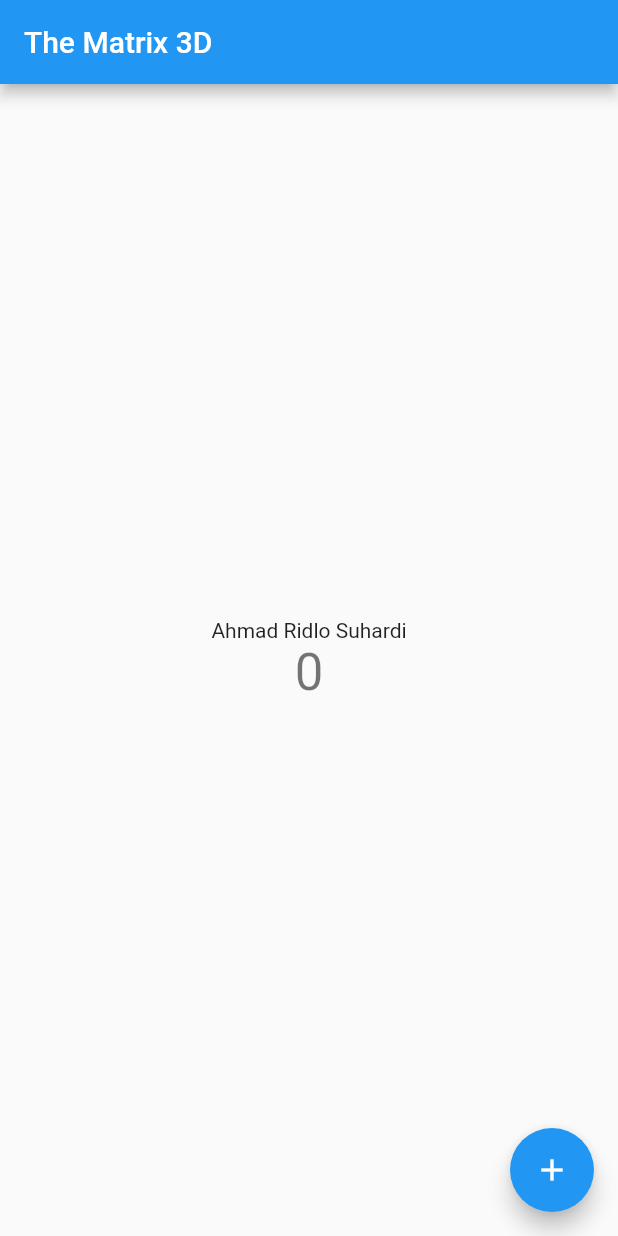
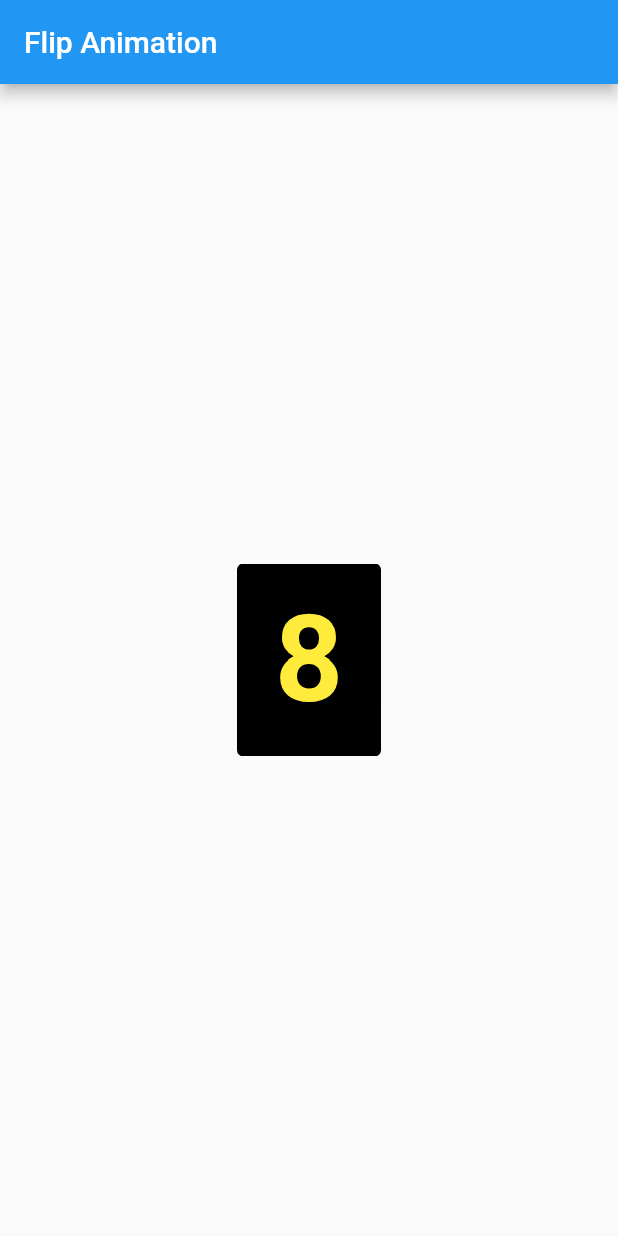
Before and after one commit to RidloSuhardi-1/flutter_transform, a Flutter app: the screen it shows after launch, on a phone screen of 412 x 824 dp. Run offline on Flutter 3.47's test engine with Material 2 defaults, Android fonts, the phone set to English and light mode, and no system bars.

Commit message:
tugas flip widget

```diff
--- a/lib/main.dart
+++ b/lib/main.dart
@@ -18,8 +18,8 @@ class MyApp extends StatelessWidget {
       theme: ThemeData(
         primarySwatch: Colors.blue,
       ),
-      home: const PerspectiveWidget(),
-      // home: FlipWidget(title: 'Flip Animation'),
+      home: FlipWidget(title: 'Flip Animation'),
+      // home: const PerspectiveWidget(),
     );
   }
 }
--- /dev/null
+++ b/lib/tugas/flip_widget.dart
@@ -0,0 +1,418 @@
+import 'dart:async';
+import 'dart:math' as math;
+
+import 'package:flutter/material.dart';
+
+class FlipWidget extends StatelessWidget {
+  FlipWidget({super.key, required this.title});
+
+  final digits = [
+    0,
+    1,
+    2,
+    3,
+    4,
+    5,
+    6,
+    7,
+    8,
+    9,
+  ];
+  final String title;
+
+  @override
+  Widget build(BuildContext context) {
+    return Scaffold(
+      appBar: AppBar(
+        title: Text(title),
+      ),
+      body: Center(
+        child: FlipPanel.builder(
+          itemBuilder: (context, index) => Container(
+            alignment: Alignment.center,
+            width: 96.0,
+            height: 128.0,
+            decoration: const BoxDecoration(
+              color: Colors.black,
+              borderRadius: BorderRadius.all(
+                Radius.circular(4.0),
+              ),
+            ),
+            child: Text('${digits[index]}',
+                style: const TextStyle(
+                  fontWeight: FontWeight.bold,
+                  fontSize: 80.0,
+                  color: Colors.yellow,
+                )),
+          ),
+          itemsCount: digits.length,
+          period: const Duration(milliseconds: 1000),
+          loop: -1,
+        ),
+      ),
+    );
+  }
+}
+
+/// Signature for a function that creates a widget for a given index, e.g., in a
+/// list.
+typedef Widget IndexedItemBuilder(BuildContext, int);
+
+/// Signature for a function that creates a widget for a value emitted from a [Stream]
+typedef Widget StreamItemBuilder<T>(BuildContext, T);
+
+/// A widget for flip panel with built-in animation
+/// Content of the panel is built from [IndexedItemBuilder] or [StreamItemBuilder]
+///
+/// Note: the content size should be equal
+
+enum FlipDirection { up, down }
+
+class FlipPanel<T> extends StatefulWidget {
+  final IndexedItemBuilder? indexedItemBuilder;
+  final StreamItemBuilder<T>? streamItemBuilder;
+  final Stream<T>? itemStream;
+  final int? itemsCount;
+  final Duration? period;
+  final Duration? duration;
+  final int? loop;
+  final int? startIndex;
+  final T? initValue;
+  final double? spacing;
+  final FlipDirection? direction;
+
+  FlipPanel({
+    Key? key,
+    this.indexedItemBuilder,
+    this.streamItemBuilder,
+    this.itemStream,
+    this.itemsCount,
+    this.period,
+    this.duration,
+    this.loop,
+    this.startIndex,
+    this.initValue,
+    this.spacing,
+    this.direction,
+  }) : super(key: key);
+
+  /// Create a flip panel from iterable source
+  /// [itemBuilder] is called periodically in each time of [period]
+  /// The animation is looped in [loop] times before finished.
+  /// Setting [loop] to -1 makes flip animation run forever.
+  /// The [period] should be two times greater than [duration] of flip animation,
+  /// if not the animation becomes jerky/stuttery.
+  FlipPanel.builder({
+    Key? key,
+    @required IndexedItemBuilder? itemBuilder,
+    @required this.itemsCount,
+    @required this.period,
+    this.duration = const Duration(milliseconds: 500),
+    this.loop = 1,
+    this.startIndex = 0,
+    this.spacing = 0.5,
+    this.direction = FlipDirection.up,
+  })  : assert(itemBuilder != null),
+        assert(itemsCount != null),
+        assert(startIndex! < itemsCount!),
+        assert(period == null ||
+            period.inMilliseconds >= 2 * duration!.inMilliseconds),
+        indexedItemBuilder = itemBuilder,
+        streamItemBuilder = null,
+        itemStream = null,
+        initValue = null,
+        super(key: key);
+
+  /// Create a flip panel from stream source
+  /// [itemBuilder] is called whenever a new value is emitted from [itemStream]
+  FlipPanel.stream({
+    Key? key,
+    @required this.itemStream,
+    @required StreamItemBuilder<T>? itemBuilder,
+    this.initValue,
+    this.duration = const Duration(milliseconds: 500),
+    this.spacing = 0.5,
+    this.direction = FlipDirection.up,
+  })  : assert(itemStream != null),
+        indexedItemBuilder = null,
+        streamItemBuilder = itemBuilder,
+        itemsCount = 0,
+        period = null,
+        loop = 0,
+        startIndex = 0,
+        super(key: key);
+
+  @override
+  _FlipPanelState<T> createState() => _FlipPanelState<T>();
+}
+
+class _FlipPanelState<T> extends State<FlipPanel>
+    with TickerProviderStateMixin {
+  AnimationController? _controller;
+  Animation? _animation;
+  int? _currentIndex;
+  bool? _isReversePhase;
+  bool? _isStreamMode;
+  bool? _running;
+  final _perspective = 0.003;
+  final _zeroAngle =
+      0.0001; // There's something wrong in the perspective transform, I use a very small value instead of zero to temporarily get it around.
+  int? _loop;
+  T? _currentValue, _nextValue;
+  Timer? _timer;
+  StreamSubscription<T>? _subscription;
+
+  Widget? _child1, _child2;
+  Widget? _upperChild1, _upperChild2;
+  Widget? _lowerChild1, _lowerChild2;
+
+  @override
+  void initState() {
+    super.initState();
+    _currentIndex = widget.startIndex;
+    _isStreamMode = widget.itemStream != null;
+    _isReversePhase = false;
+    _running = false;
+    _loop = 0;
+
+    _controller =
+        new AnimationController(duration: widget.duration, vsync: this)
+          ..addStatusListener((status) {
+            if (status == AnimationStatus.completed) {
+              _isReversePhase = true;
+              _controller?.reverse();
+            }
+            if (status == AnimationStatus.dismissed) {
+              _currentValue = _nextValue;
+              _running = false;
+            }
+          })
+          ..addListener(() {
+            setState(() {
+              _running = true;
+            });
+          });
+    _animation =
+        Tween(begin: _zeroAngle, end: math.pi / 2).animate(_controller!);
+
+    if (widget.period != null) {
+      _timer = Timer.periodic(widget.period!, (_) {
+        if (widget.loop! < 0 || _loop! < widget.loop!) {
+          if (_currentIndex! + 1 == widget.itemsCount! - 2) {
+            _loop! + 1;
+          }
+          _currentIndex = (_currentIndex! + 1) % widget.itemsCount!;
+          _child1 = null;
+          _isReversePhase = false;
+          _controller!.forward();
+        } else {
+          _timer!.cancel();
+          _currentIndex = (_currentIndex! + 1) % widget.itemsCount!;
+          setState(() {
+            _running = false;
+          });
+        }
+      });
+    }
+
+    if (_isStreamMode!) {
+      _currentValue = widget.initValue;
+      _subscription = widget.itemStream!.distinct().listen((value) {
+        if (_currentValue == null) {
+          _currentValue = value;
+        } else if (value != _currentValue) {
+          _nextValue = value;
+          _child1 = null;
+          _isReversePhase = false;
+          _controller!.forward();
+        }
+      }) as StreamSubscription<T>?;
+    } else if (widget.loop! < 0 || _loop! < widget.loop!) {
+      _controller!.forward();
+    }
+  }
+
+  @override
+  void dispose() {
+    _controller!.dispose();
+    if (_subscription != null) _subscription!.cancel();
+    if (_timer != null) _timer!.cancel();
+    super.dispose();
+  }
+
+  @override
+  Widget build(BuildContext context) {
+    _buildChildWidgetsIfNeed(context);
+
+    return _buildPanel();
+  }
+
+  void _buildChildWidgetsIfNeed(BuildContext context) {
+    Widget makeUpperClip(Widget widget) {
+      return ClipRect(
+        child: Align(
+          alignment: Alignment.topCenter,
+          heightFactor: 0.5,
+          child: widget,
+        ),
+      );
+    }
+
+    Widget makeLowerClip(Widget widget) {
+      return ClipRect(
+        child: Align(
+          alignment: Alignment.bottomCenter,
+          heightFactor: 0.5,
+          child: widget,
+        ),
+      );
+    }
+
+    if (_running!) {
+      if (_child1 == null) {
+        _child1 = _child2 != null
+            ? _child2
+            : _isStreamMode!
+                ? widget.streamItemBuilder!(context, _currentValue)
+                : widget.indexedItemBuilder!(
+                    context, _currentIndex! % widget.itemsCount!);
+        _child2 = null;
+        _upperChild1 =
+            _upperChild2 != null ? _upperChild2 : makeUpperClip(_child1!);
+        _lowerChild1 =
+            _lowerChild2 != null ? _lowerChild2 : makeLowerClip(_child1!);
+      }
+      if (_child2 == null) {
+        _child2 = _isStreamMode!
+            ? widget.streamItemBuilder!(context, _nextValue)
+            : widget.indexedItemBuilder!(
+                context, (_currentIndex! + 1) % widget.itemsCount!);
+        _upperChild2 = makeUpperClip(_child2!);
+        _lowerChild2 = makeLowerClip(_child2!);
+      }
+    } else {
+      _child1 = _child2 != null
+          ? _child2
+          : _isStreamMode!
+              ? widget.streamItemBuilder!(context, _currentValue)
+              : widget.indexedItemBuilder!(
+                  context, _currentIndex! % widget.itemsCount!);
+      _upperChild1 =
+          _upperChild2 != null ? _upperChild2 : makeUpperClip(_child1!);
+      _lowerChild1 =
+          _lowerChild2 != null ? _lowerChild2 : makeLowerClip(_child1!);
+    }
+  }
+
+  Widget _buildUpperFlipPanel() => widget.direction == FlipDirection.up
+      ? Stack(
+          children: [
+            Transform(
+                alignment: Alignment.bottomCenter,
+                transform: Matrix4.identity()
+                  ..setEntry(3, 2, _perspective)
+                  ..rotateX(_zeroAngle),
+                child: _upperChild1),
+            Transform(
+              alignment: Alignment.bottomCenter,
+              transform: Matrix4.identity()
+                ..setEntry(3, 2, _perspective)
+                ..rotateX(_isReversePhase! ? _animation!.value : math.pi / 2),
+              child: _upperChild2,
+            ),
+          ],
+        )
+      : Stack(
+          children: [
+            Transform(
+                alignment: Alignment.bottomCenter,
+                transform: Matrix4.identity()
+                  ..setEntry(3, 2, _perspective)
+                  ..rotateX(_zeroAngle),
+                child: _upperChild2),
+            Transform(
+              alignment: Alignment.bottomCenter,
+              transform: Matrix4.identity()
+                ..setEntry(3, 2, _perspective)
+                ..rotateX(_isReversePhase! ? math.pi / 2 : _animation!.value),
+              child: _upperChild1,
+            ),
+          ],
+        );
+
+  Widget _buildLowerFlipPanel() => widget.direction == FlipDirection.up
+      ? Stack(
+          children: [
+            Transform(
+                alignment: Alignment.topCenter,
+                transform: Matrix4.identity()
+                  ..setEntry(3, 2, _perspective)
+                  ..rotateX(_zeroAngle),
+                child: _lowerChild2),
+            Transform(
+              alignment: Alignment.topCenter,
+              transform: Matrix4.identity()
+                ..setEntry(3, 2, _perspective)
+                ..rotateX(_isReversePhase! ? math.pi / 2 : -_animation!.value),
+              child: _lowerChild1,
+            )
+          ],
+        )
+      : Stack(
+          children: [
+            Transform(
+                alignment: Alignment.topCenter,
+                transform: Matrix4.identity()
+                  ..setEntry(3, 2, _perspective)
+                  ..rotateX(_zeroAngle),
+                child: _lowerChild1),
+            Transform(
+              alignment: Alignment.topCenter,
+              transform: Matrix4.identity()
+                ..setEntry(3, 2, _perspective)
+                ..rotateX(_isReversePhase! ? -_animation!.value : math.pi / 2),
+              child: _lowerChild2,
+            )
+          ],
+        );
+
+  Widget _buildPanel() {
+    return _running!
+        ? Column(
+            mainAxisSize: MainAxisSize.min,
+            mainAxisAlignment: MainAxisAlignment.center,
+            crossAxisAlignment: CrossAxisAlignment.center,
+            children: [
+              _buildUpperFlipPanel(),
+              Padding(
+                padding: EdgeInsets.only(top: widget.spacing!),
+              ),
+              _buildLowerFlipPanel(),
+            ],
+          )
+        : _isStreamMode! && _currentValue == null
+            ? Container()
+            : Column(
+                mainAxisSize: MainAxisSize.min,
+                mainAxisAlignment: MainAxisAlignment.center,
+                crossAxisAlignment: CrossAxisAlignment.center,
+                children: [
+                  Transform(
+                      alignment: Alignment.bottomCenter,
+                      transform: Matrix4.identity()
+                        ..setEntry(3, 2, _perspective)
+                        ..rotateX(_zeroAngle),
+                      child: _upperChild1),
+                  Padding(
+                    padding: EdgeInsets.only(top: widget.spacing!),
+                  ),
+                  Transform(
+                      alignment: Alignment.topCenter,
+                      transform: Matrix4.identity()
+                        ..setEntry(3, 2, _perspective)
+                        ..rotateX(_zeroAngle),
+                      child: _lowerChild1)
+                ],
+              );
+  }
+}
```
